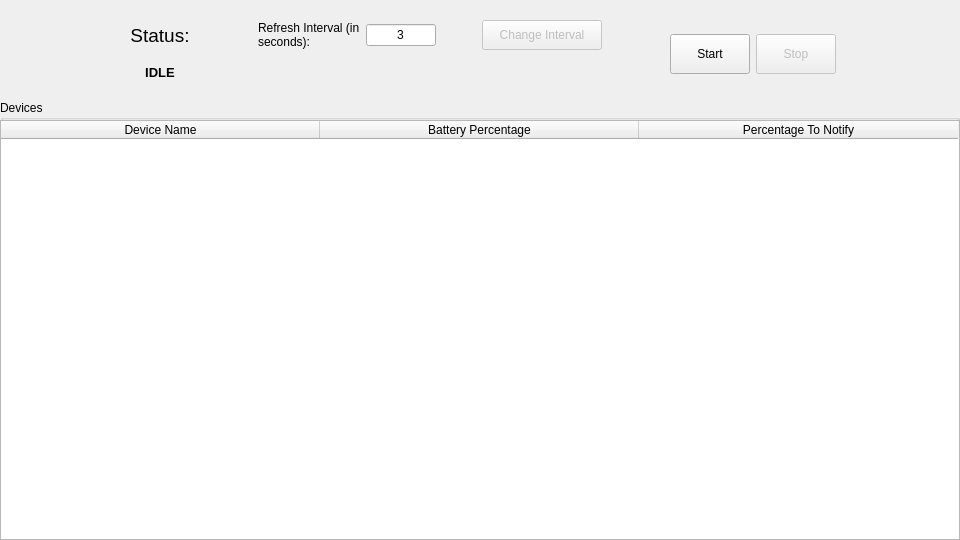
First picture: the form in gui/design_template/interface_design.ui, repository TryingOutSomething/BatteryTrackerServer, before the edit.
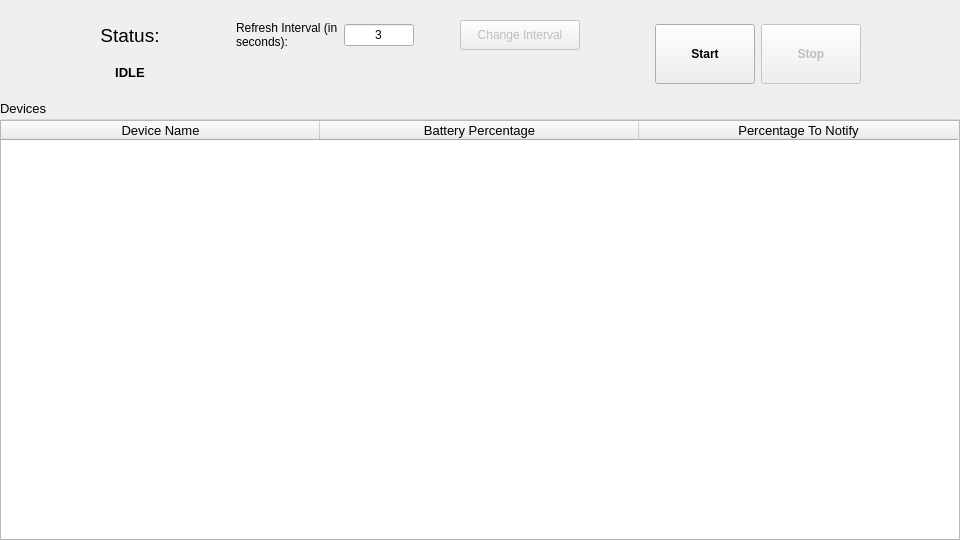
Second picture: the form after the edit.

Commit message: style: add dark theme & minor design changes

```diff
--- a/gui/design_template/interface_design.ui
+++ b/gui/design_template/interface_design.ui
@@ -28,6 +28,11 @@
      <height>440</height>
     </rect>
    </property>
+   <property name="font">
+    <font>
+     <pointsize>10</pointsize>
+    </font>
+   </property>
    <property name="title">
     <string>Devices</string>
    </property>
@@ -87,12 +92,12 @@
     </column>
    </widget>
   </widget>
-  <widget class="QWidget" name="">
+  <widget class="QWidget" name="layoutWidget">
    <property name="geometry">
     <rect>
-     <x>130</x>
+     <x>100</x>
      <y>20</y>
-     <width>706</width>
+     <width>761</width>
      <height>68</height>
     </rect>
    </property>
@@ -271,13 +276,24 @@
        <widget class="QPushButton" name="startIntervalButton">
         <property name="minimumSize">
          <size>
-          <width>0</width>
-          <height>40</height>
+          <width>100</width>
+          <height>60</height>
          </size>
         </property>
+        <property name="font">
+         <font>
+          <bold>true</bold>
+         </font>
+        </property>
         <property name="text">
          <string>Start</string>
         </property>
+        <property name="default">
+         <bool>false</bool>
+        </property>
+        <property name="flat">
+         <bool>false</bool>
+        </property>
        </widget>
       </item>
       <item>
@@ -287,10 +303,15 @@
         </property>
         <property name="minimumSize">
          <size>
-          <width>0</width>
-          <height>40</height>
+          <width>100</width>
+          <height>60</height>
          </size>
         </property>
+        <property name="font">
+         <font>
+          <bold>true</bold>
+         </font>
+        </property>
         <property name="text">
          <string>Stop</string>
         </property>
```
The commit also changes 2 other files.
